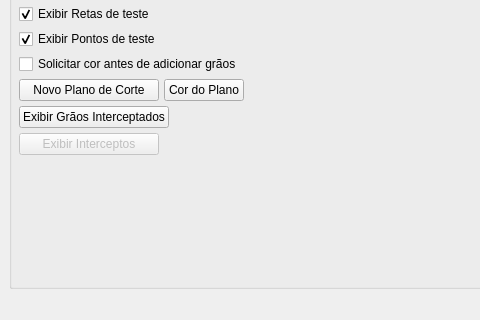
Above: forms/gui.ui from lucassimao/Simulacao-Estereologica before the change; both pictures show x 0 to 480 and y 291 to 611 of the 852 by 611 pixel window. Below: the same form after it.
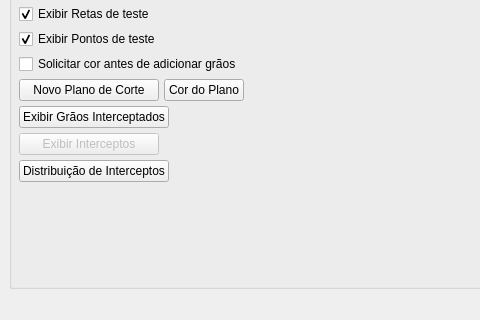
That is the form after the change. Icons and pictures are not drawn.

Commit message: Implementacao da tabela de distribuicao de interceptos de area para prismas

Diff of the .ui file:
```diff
--- a/forms/gui.ui
+++ b/forms/gui.ui
@@ -471,6 +471,48 @@
             </item>
            </layout>
           </item>
+          <item>
+           <layout class="QHBoxLayout" name="horizontalLayout_11">
+            <item>
+             <widget class="QPushButton" name="btnExibirDistribuicaoDeInterceptos">
+              <property name="enabled">
+               <bool>true</bool>
+              </property>
+              <property name="sizePolicy">
+               <sizepolicy hsizetype="Minimum" vsizetype="Minimum">
+                <horstretch>0</horstretch>
+                <verstretch>0</verstretch>
+               </sizepolicy>
+              </property>
+              <property name="minimumSize">
+               <size>
+                <width>140</width>
+                <height>20</height>
+               </size>
+              </property>
+              <property name="cursor">
+               <cursorShape>PointingHandCursor</cursorShape>
+              </property>
+              <property name="text">
+               <string>Distribuição de Interceptos</string>
+              </property>
+             </widget>
+            </item>
+            <item>
+             <spacer name="horizontalSpacer_10">
+              <property name="orientation">
+               <enum>Qt::Horizontal</enum>
+              </property>
+              <property name="sizeHint" stdset="0">
+               <size>
+                <width>40</width>
+                <height>20</height>
+               </size>
+              </property>
+             </spacer>
+            </item>
+           </layout>
+          </item>
           <item>
            <spacer name="verticalSpacer">
             <property name="orientation">
```
Left out of the diff: 17 changed lines with no effect on the pictures. The commit also changes 11 other files.
